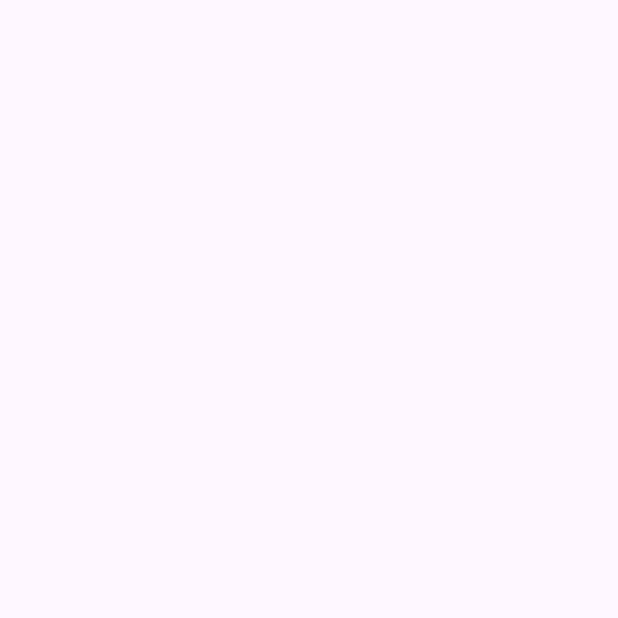
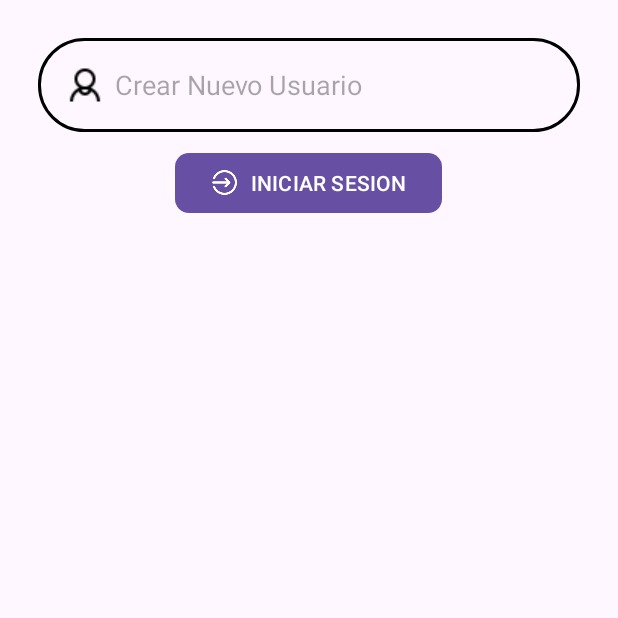
Before and after one commit to Jorge186414/Videollamadas_Llamadas_de_Voz_en_Android, an Android app: the screen it shows after launch (LoginActivity), on a phone screen of 412 x 824 dp, the top half of it. Before the commit the part shown is empty. Run offline under Robolectric (Android 15) with nearby library versions, the phone set to English and light mode, and no system bars.

Commit message:
Add: Campos para el usuario y el inicio de sesion

```diff
--- a/app/src/main/res/layout/activity_login.xml
+++ b/app/src/main/res/layout/activity_login.xml
@@ -6,7 +6,35 @@
     android:layout_width="match_parent"
     android:layout_height="match_parent"
     android:orientation="horizontal"
-    android:gravity="center"
+    android:padding="25dp"
     tools:context=".LoginActivity">
 
+    <LinearLayout
+        android:layout_width="match_parent"
+        android:layout_height="wrap_content"
+        android:orientation="vertical"
+        android:gravity="center">
+
+        <EditText
+            android:id="@+id/userId"
+            android:layout_width="match_parent"
+            android:layout_height="wrap_content"
+            android:background="@drawable/edittext_border"
+            android:hint="@string/userId"
+            android:padding="15dp"
+            android:drawableStart="@drawable/usuario2"
+            android:drawablePadding="4dp"/>
+
+        <com.google.android.material.button.MaterialButton
+            android:id="@+id/btnLogin"
+            android:text="@string/btnLogIn"
+            android:layout_width="wrap_content"
+            android:layout_height="wrap_content"
+            android:layout_marginTop="10dp"
+            android:textAllCaps="true"
+            app:icon="@drawable/login"
+            app:cornerRadius="9dp"/>
+
+    </LinearLayout>
+
 </LinearLayout>
--- a/app/src/main/res/values/strings.xml
+++ b/app/src/main/res/values/strings.xml
@@ -1,3 +1,5 @@
 <resources>
     <string name="app_name">Videollamadas_y_Llamadas_de_Vox</string>
+    <string name="userId">Crear Nuevo Usuario</string>
+    <string name="btnLogIn">Iniciar Sesion</string>
 </resources>
```
Also changed, not shown: app/src/main/res/drawable/login.png (added), app/src/main/res/drawable/usuario2.png (added).
